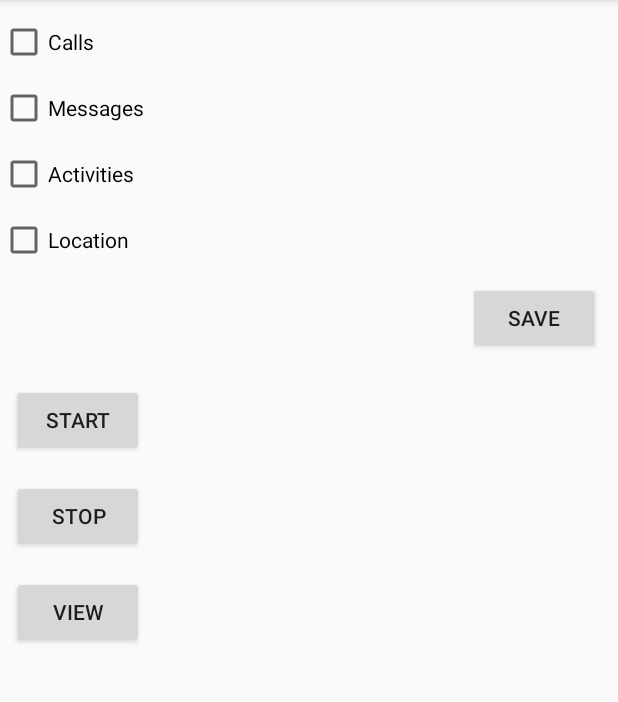
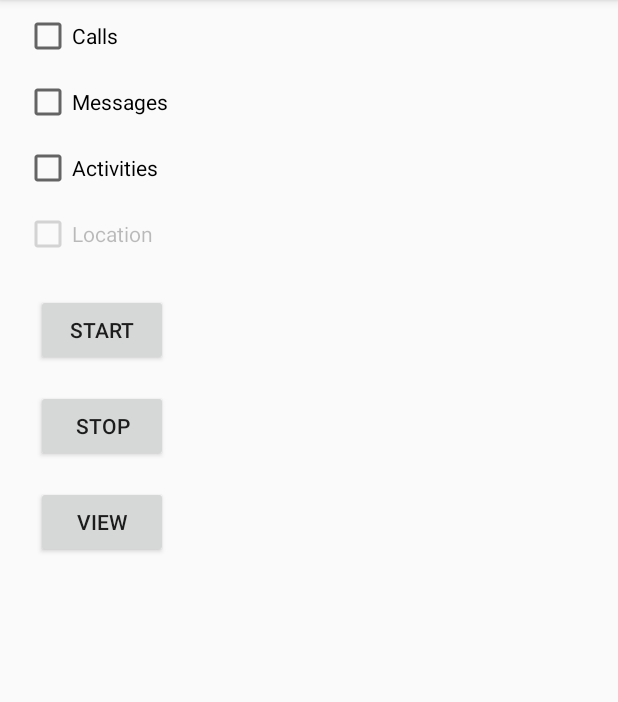
Before and after one commit to chamika/UserDataCollector, an Android app: the screen it shows after launch (MainActivity), on a phone screen of 412 x 824 dp, the part 84-786 px from its top. Run offline under Robolectric (Android 15) with nearby library versions, the phone set to English and light mode, and no system bars; libraries missing offline, so code that uses them is left out: com.facebook.stetho, me.everything.providers; 3 statements that could not run were skipped.

```diff
--- a/app/src/main/java/com/chamika/research/datacollector/MainActivity.java
+++ b/app/src/main/java/com/chamika/research/datacollector/MainActivity.java
@@ -1,19 +1,35 @@
 package com.chamika.research.datacollector;
 
+import android.Manifest;
 import android.app.AlarmManager;
 import android.app.PendingIntent;
 import android.content.Context;
 import android.content.Intent;
+import android.content.pm.PackageManager;
 import android.os.Bundle;
+import android.support.annotation.NonNull;
+import android.support.v4.app.ActivityCompat;
+import android.support.v4.content.ContextCompat;
 import android.support.v7.app.AppCompatActivity;
 import android.view.View;
+import android.widget.CheckBox;
+import android.widget.CompoundButton;
 import android.widget.Toast;
 
 import com.chamika.research.datacollector.service.BackgroundService;
 import com.chamika.research.datacollector.service.DataCollectorService;
 import com.chamika.research.datacollector.util.Config;
+import com.chamika.research.datacollector.util.SettingsUtil;
 
 public class MainActivity extends AppCompatActivity {
+    private static final int PERMISSIONS_REQUEST_READ_CALL_LOG = 1000;
+    private static final int PERMISSIONS_REQUEST_READ_SMS = 1001;
+    private static final int PERMISSIONS_REQUEST_ACTIVITY = 1002;
+    private static final int PERMISSIONS_REQUEST_LOCATION = 1003;
+    private static final String PREF_CALL = "PREF_CALL";
+    private static final String PREF_MSG = "PREF_MSG";
+    private static final String PREF_ACTIVITY = "PREF_ACTIVITY";
+    private static final String PREF_LOCATION = "PREF_LOCATION";
     private PendingIntent pendingIntent;
 
     @Override
@@ -24,6 +40,41 @@ public class MainActivity extends AppCompatActivity {
         Intent alarmIntent = new Intent(MainActivity.this, DataCollectorService.class);
         pendingIntent = PendingIntent.getBroadcast(MainActivity.this, 0, alarmIntent, 0);
 
+        initCheckBoxDangerousPermission(R.id.check_calls, Manifest.permission.READ_CALL_LOG, PERMISSIONS_REQUEST_READ_CALL_LOG, PREF_CALL);
+        initCheckBoxDangerousPermission(R.id.check_msgs, Manifest.permission.READ_SMS, PERMISSIONS_REQUEST_READ_SMS, PREF_MSG);
+        initCheckBoxDangerousPermission(R.id.check_location, Manifest.permission.ACCESS_FINE_LOCATION, PERMISSIONS_REQUEST_LOCATION, PREF_LOCATION);
+        initCheckBoxNormalPermission(R.id.check_activities, PREF_ACTIVITY);
+    }
+
+    private void initCheckBoxDangerousPermission(int checkboxResId, final String permission, final int permissionRequest, final String settingsPrefKey) {
+        CheckBox checkBox = (CheckBox) findViewById(checkboxResId);
+        checkBox.setOnCheckedChangeListener(new CompoundButton.OnCheckedChangeListener() {
+            @Override
+            public void onCheckedChanged(CompoundButton buttonView, boolean isChecked) {
+                Context context = MainActivity.this;
+                if (isChecked) {
+                    if (ContextCompat.checkSelfPermission(MainActivity.this, permission) != PackageManager.PERMISSION_GRANTED) {
+                        ActivityCompat.requestPermissions(MainActivity.this,
+                                new String[]{permission},
+                                permissionRequest);
+                    } else {
+                        SettingsUtil.setBooleanPref(context, settingsPrefKey, true);
+                    }
+                } else {
+                    SettingsUtil.setBooleanPref(context, settingsPrefKey, false);
+                }
+            }
+        });
+    }
+
+    private void initCheckBoxNormalPermission(int checkboxResId, final String settingsPrefKey) {
+        CheckBox checkBox = (CheckBox) findViewById(checkboxResId);
+        checkBox.setOnCheckedChangeListener(new CompoundButton.OnCheckedChangeListener() {
+            @Override
+            public void onCheckedChanged(CompoundButton buttonView, boolean isChecked) {
+                SettingsUtil.setBooleanPref(MainActivity.this, settingsPrefKey, isChecked);
+            }
+        });
     }
 
     public void start(View v) {
@@ -49,4 +100,21 @@ public class MainActivity extends AppCompatActivity {
     public void view(View v) {
         startActivity(new Intent(this, DataViewActivity.class));
     }
+
+    @Override
+    public void onRequestPermissionsResult(int requestCode, @NonNull String[] permissions, @NonNull int[] grantResults) {
+        super.onRequestPermissionsResult(requestCode, permissions, grantResults);
+        switch (requestCode) {
+            case PERMISSIONS_REQUEST_READ_CALL_LOG: {
+                if (grantResults.length > 0
+                        && grantResults[0] == PackageManager.PERMISSION_GRANTED) {
+                    ((CheckBox) findViewById(R.id.check_calls)).setChecked(true);
+                    SettingsUtil.setBooleanPref(this, PREF_CALL, true);
+                } else {
+                    ((CheckBox) findViewById(R.id.check_calls)).setChecked(false);
+                    SettingsUtil.setBooleanPref(this, PREF_CALL, false);
+                }
+            }
+        }
+    }
 }
--- a/app/src/main/res/layout/activity_main.xml
+++ b/app/src/main/res/layout/activity_main.xml
@@ -7,50 +7,43 @@
     tools:context=".MainActivity">
 
     <CheckBox
-        android:id="@+id/checkBox"
+        android:id="@+id/check_calls"
         android:layout_width="wrap_content"
         android:layout_height="wrap_content"
+        android:layout_marginLeft="16dp"
+        android:layout_marginStart="16dp"
+        android:layout_marginTop="8dp"
         android:text="Calls"
-        tools:layout_editor_absoluteX="16dp"
-        app:layout_constraintTop_toTopOf="parent"
-        android:layout_marginTop="12dp" />
+        app:layout_constraintLeft_toLeftOf="parent"
+        app:layout_constraintTop_toTopOf="parent" />
 
     <CheckBox
-        android:id="@+id/checkBox3"
+        android:id="@+id/check_msgs"
         android:layout_width="wrap_content"
-        android:layout_height="wrap_content"
+        android:layout_height="0dp"
+        android:layout_marginTop="12dp"
         android:text="Messages"
-        tools:layout_editor_absoluteX="16dp"
-        android:layout_marginTop="12dp"
-        app:layout_constraintTop_toBottomOf="@+id/checkBox" />
+        app:layout_constraintLeft_toLeftOf="@+id/check_calls"
+        app:layout_constraintTop_toBottomOf="@+id/check_calls" />
 
     <CheckBox
-        android:id="@+id/checkBox4"
+        android:id="@+id/check_activities"
         android:layout_width="wrap_content"
-        android:layout_height="wrap_content"
+        android:layout_height="0dp"
+        android:layout_marginTop="12dp"
         android:text="Activities"
-        tools:layout_editor_absoluteX="16dp"
-        android:layout_marginTop="12dp"
-        app:layout_constraintTop_toBottomOf="@+id/checkBox3" />
+        app:layout_constraintLeft_toLeftOf="@+id/check_calls"
+        app:layout_constraintTop_toBottomOf="@+id/check_msgs" />
 
     <CheckBox
-        android:id="@+id/checkBox5"
+        android:id="@+id/check_location"
         android:layout_width="wrap_content"
-        android:layout_height="wrap_content"
+        android:layout_height="0dp"
+        android:layout_marginTop="12dp"
+        android:enabled="false"
         android:text="Location"
-        tools:layout_editor_absoluteX="16dp"
-        android:layout_marginTop="12dp"
-        app:layout_constraintTop_toBottomOf="@+id/checkBox4" />
-
-    <Button
-        android:id="@+id/button"
-        android:layout_width="wrap_content"
-        android:layout_height="wrap_content"
-        android:text="Save"
-        android:layout_marginTop="12dp"
-        app:layout_constraintTop_toBottomOf="@+id/checkBox5"
-        android:layout_marginRight="12dp"
-        app:layout_constraintRight_toRightOf="parent" />
+        app:layout_constraintLeft_toLeftOf="@+id/check_calls"
+        app:layout_constraintTop_toBottomOf="@+id/check_activities" />
 
     <Button
         android:id="@+id/button2"
@@ -58,19 +51,20 @@
         android:layout_height="wrap_content"
         android:layout_marginLeft="8dp"
         android:layout_marginRight="8dp"
-        android:layout_marginTop="20dp"
         android:onClick="start"
         android:text="Start"
         app:layout_constraintHorizontal_bias="0.0"
-        app:layout_constraintLeft_toLeftOf="@+id/checkBox5"
+        app:layout_constraintLeft_toLeftOf="@+id/check_location"
         app:layout_constraintRight_toLeftOf="@+id/button3"
-        app:layout_constraintTop_toBottomOf="@+id/button" />
+        android:layout_marginStart="8dp"
+        android:layout_marginEnd="8dp"
+        android:layout_marginTop="24dp"
+        app:layout_constraintTop_toBottomOf="@+id/check_location" />
 
     <Button
         android:id="@+id/button3"
         android:layout_width="wrap_content"
         android:layout_height="wrap_content"
-        android:layout_marginLeft="0dp"
         android:layout_marginTop="16dp"
         android:onClick="cancel"
         android:text="Stop"
@@ -85,6 +79,5 @@
         android:onClick="view"
         android:text="View"
         app:layout_constraintTop_toBottomOf="@+id/button3"
-        android:layout_marginLeft="0dp"
         app:layout_constraintLeft_toLeftOf="@+id/button3" />
 </android.support.constraint.ConstraintLayout>
```
Also changed, not shown: app/src/main/java/com/chamika/research/datacollector/util/SettingsUtil.java (+11 -0 lines).
